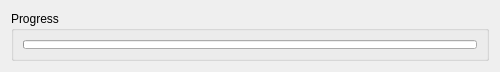
First picture: the form in worldeditor/src/managers/asseteditormanager/importqueue.ui, repository thunder-engine/thunder, before the edit.
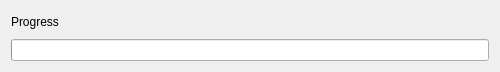
Second picture: the form after the edit.

What changed in the file:
```diff
--- a/worldeditor/src/managers/asseteditormanager/importqueue.ui
+++ b/worldeditor/src/managers/asseteditormanager/importqueue.ui
@@ -30,11 +30,12 @@
   </property>
   <layout class="QVBoxLayout" name="verticalLayout">
    <item>
-    <widget class="QGroupBox" name="groupBox">
-     <property name="title">
+    <widget class="QLabel" name="label">
+     <property name="text">
       <string>Progress</string>
      </property>
-     <layout class="QVBoxLayout" name="verticalLayout_2">
+    </widget>
+   </item>
       <item>
        <widget class="QProgressBar" name="progressBar">
         <property name="value">
@@ -46,9 +47,6 @@
         <property name="textDirection">
          <enum>QProgressBar::TopToBottom</enum>
         </property>
-       </widget>
-      </item>
-     </layout>
     </widget>
    </item>
   </layout>
```
Lines whose indentation alone changed are shown as unchanged.
